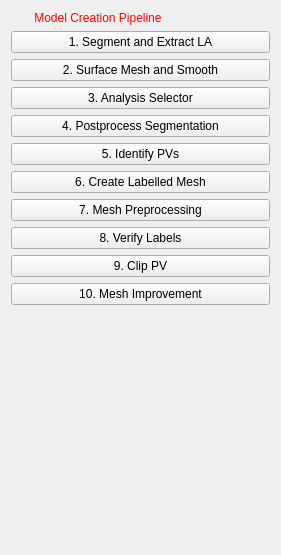
Above: CemrgApp/Plugins/kcl.cemrgapp.atrialstrainmotion/src/internal/AtrialStrainMotionViewControls.ui from CemrgDevelopers/CemrgApp before the change. Below: the same form after it.
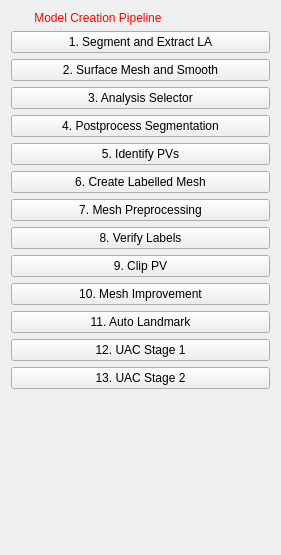
That is the form after the change.

Commit message: added UAC stage 1 and 2, with issues

```diff
--- a/CemrgApp/Plugins/kcl.cemrgapp.atrialstrainmotion/src/internal/AtrialStrainMotionViewControls.ui
+++ b/CemrgApp/Plugins/kcl.cemrgapp.atrialstrainmotion/src/internal/AtrialStrainMotionViewControls.ui
@@ -100,6 +100,27 @@
      </property>
     </widget>
    </item>
+   <item>
+    <widget class="QPushButton" name="autoLM">
+     <property name="text">
+      <string>11. Auto Landmark</string>
+     </property>
+    </widget>
+   </item>
+   <item>
+    <widget class="QPushButton" name="uac_stage_1">
+     <property name="text">
+      <string>12. UAC Stage 1</string>
+     </property>
+    </widget>
+   </item>
+   <item>
+    <widget class="QPushButton" name="uac_stage_2">
+     <property name="text">
+      <string>13. UAC Stage 2</string>
+     </property>
+    </widget>
+   </item>
    <item>
     <spacer name="spacer1">
      <property name="orientation">
```
The commit also changes 4 other files.
